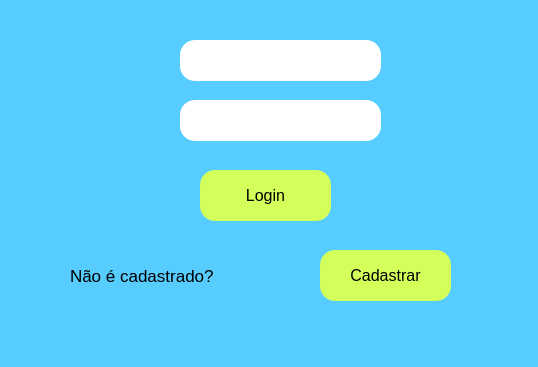
Before: the Qt Designer form tela_login.ui in ImpactPark/Cadastro_Produtos, drawn with Qt 5.
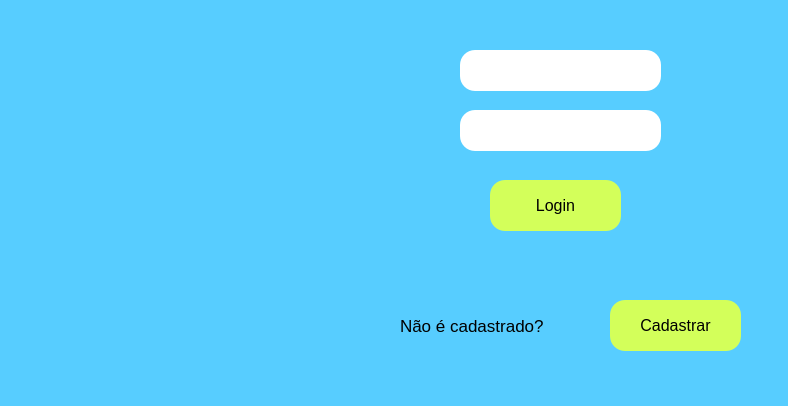
After: the same form once the commit is applied. Icons and pictures are not drawn.

Commit message: update_tela_login

Diff of the .ui file:
```diff
--- a/tela_login.ui
+++ b/tela_login.ui
@@ -6,8 +6,8 @@
    <rect>
     <x>0</x>
     <y>0</y>
-    <width>538</width>
-    <height>367</height>
+    <width>788</width>
+    <height>406</height>
    </rect>
   </property>
   <property name="windowTitle">
@@ -20,8 +20,8 @@
    <widget class="QLineEdit" name="lineEdit">
     <property name="geometry">
      <rect>
-      <x>180</x>
-      <y>40</y>
+      <x>460</x>
+      <y>50</y>
       <width>201</width>
       <height>41</height>
      </rect>
@@ -37,8 +37,8 @@
    <widget class="QLabel" name="label">
     <property name="geometry">
      <rect>
-      <x>70</x>
-      <y>260</y>
+      <x>400</x>
+      <y>310</y>
       <width>151</width>
       <height>31</height>
      </rect>
@@ -55,8 +55,8 @@
    <widget class="QPushButton" name="pushButton_2">
     <property name="geometry">
      <rect>
-      <x>200</x>
-      <y>170</y>
+      <x>490</x>
+      <y>180</y>
       <width>131</width>
       <height>51</height>
      </rect>
@@ -81,8 +81,8 @@
    <widget class="QLineEdit" name="lineEdit_2">
     <property name="geometry">
      <rect>
-      <x>180</x>
-      <y>100</y>
+      <x>460</x>
+      <y>110</y>
       <width>201</width>
       <height>41</height>
      </rect>
@@ -98,8 +98,8 @@
    <widget class="QPushButton" name="pushButton_3">
     <property name="geometry">
      <rect>
-      <x>320</x>
-      <y>250</y>
+      <x>610</x>
+      <y>300</y>
       <width>131</width>
       <height>51</height>
      </rect>
@@ -124,8 +124,8 @@
    <widget class="QLabel" name="label_2">
     <property name="geometry">
      <rect>
-      <x>130</x>
-      <y>40</y>
+      <x>410</x>
+      <y>50</y>
       <width>41</width>
       <height>41</height>
      </rect>
@@ -140,8 +140,8 @@
    <widget class="QLabel" name="label_3">
     <property name="geometry">
      <rect>
-      <x>130</x>
-      <y>90</y>
+      <x>410</x>
+      <y>100</y>
       <width>31</width>
       <height>51</height>
      </rect>
@@ -153,6 +153,22 @@
      <pixmap>icon_02.png</pixmap>
     </property>
    </widget>
+   <widget class="QLabel" name="label_4">
+    <property name="geometry">
+     <rect>
+      <x>30</x>
+      <y>30</y>
+      <width>331</width>
+      <height>301</height>
+     </rect>
+    </property>
+    <property name="text">
+     <string/>
+    </property>
+    <property name="pixmap">
+     <pixmap>Product hunt-cuate_resized.png</pixmap>
+    </property>
+   </widget>
   </widget>
   <widget class="QMenuBar" name="menubar">
    <property name="geometry">
```
Left out of the diff: 2 changed lines with no effect on the pictures. The commit also changes 1 other file.
